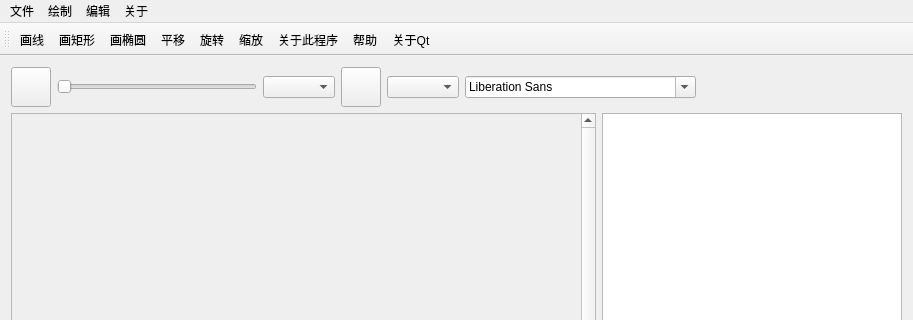
RayeRen/MiniPhotoShop, file src/View/mainwindow.ui: the form before one commit; both pictures show x 0 to 913 and y 0 to 320 of the 913 by 721 pixel window.
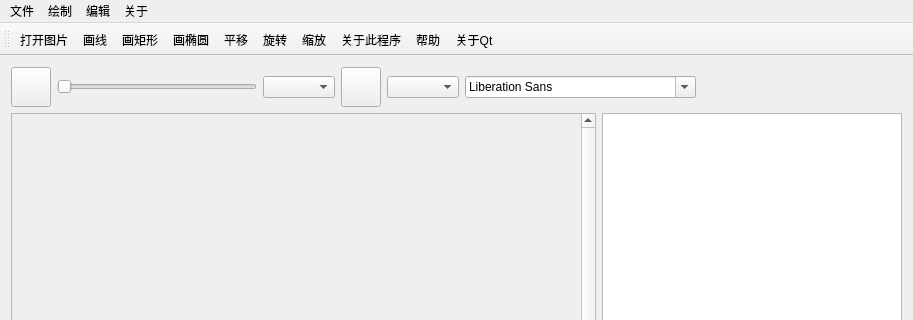
The form after the commit. Icons and pictures are not drawn. Custom widgets are drawn as their Qt base class.

Commit message: 在工具栏中加入了打开图片

```diff
--- a/src/View/mainwindow.ui
+++ b/src/View/mainwindow.ui
@@ -243,6 +243,7 @@
    <attribute name="toolBarBreak">
     <bool>false</bool>
    </attribute>
+   <addaction name="action_openPic"/>
    <addaction name="action_drawLine"/>
    <addaction name="action_drawRect"/>
    <addaction name="action_drawEllipse"/>
```
Left out of the diff: 4 changed lines with no effect on the pictures. The commit also changes 2 other files.
